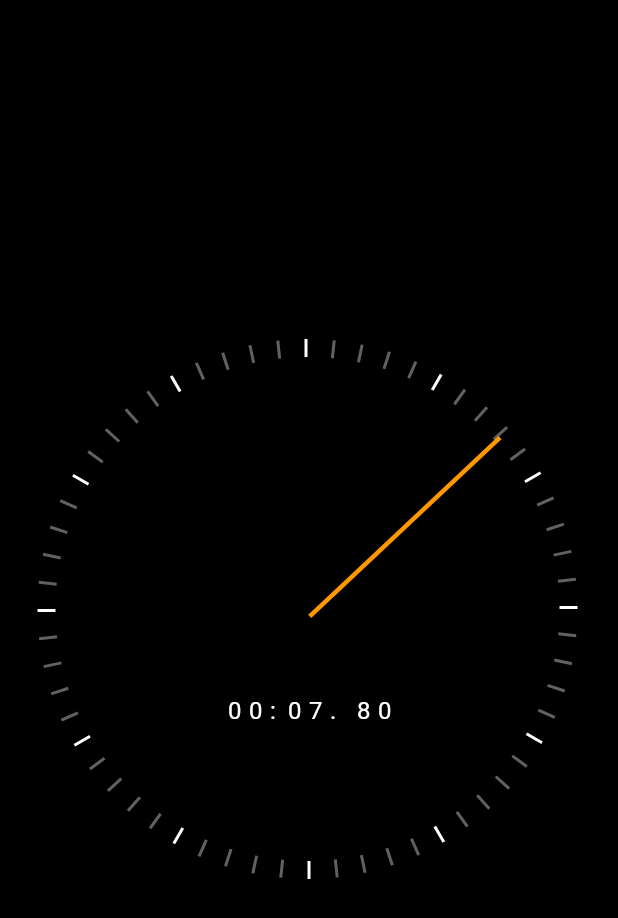
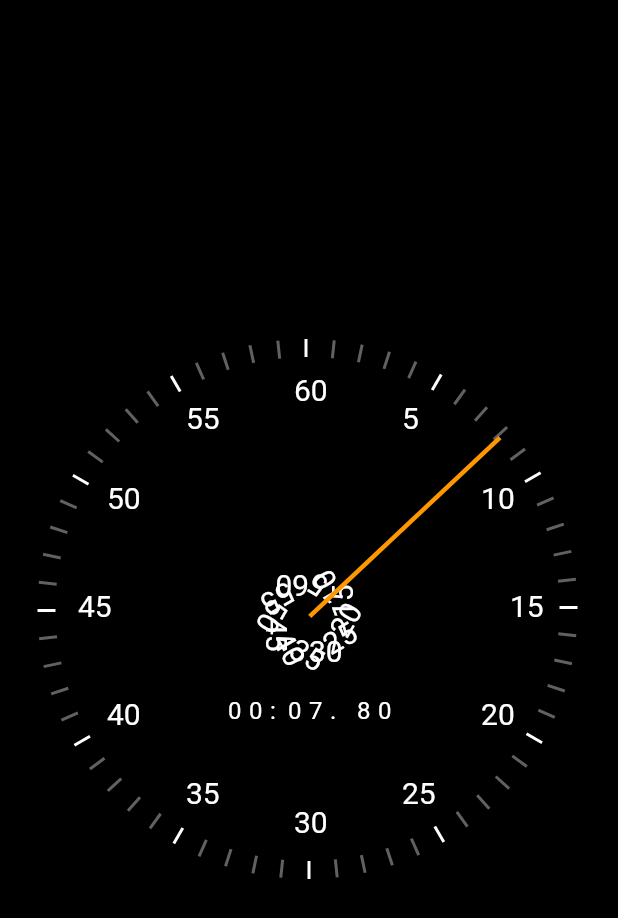
Before and after one commit to Last-dreamer/Stopwatch-, a Flutter app: the screen it shows after launch, on a phone screen of 412 x 824 dp. Shown: the top 918 px of the screen. Run offline on Flutter 3.47's test engine with Material 2 defaults, Android fonts, the phone set to English and light mode, and no system bars.

Commit message:
adding interger text marker

```diff
--- /dev/null
+++ b/lib/UI/clock_marker_text.dart
@@ -0,0 +1,62 @@
+
+
+import 'dart:math';
+
+import 'package:flutter/material.dart';
+
+class ClockMarkerText extends StatelessWidget {
+  const ClockMarkerText({Key? key,
+    required this.maxValue,
+    required this.value,
+    required this.radius})
+      : super(key: key);
+  final int maxValue;
+  final int value;
+  final double radius;
+  @override
+  Widget build(BuildContext context) {
+    const width = 30.0;
+    const height = 20.0;
+    return Transform(
+      transform: Matrix4.identity()
+        ..translate(-height/2, -height, 0.0)
+      ..rotateZ(pi + 2 * pi * (value / maxValue))
+      ..translate(0.0, radius - 30.0, 0.0)
+      ..rotateZ(pi-2 * pi  * (value/maxValue)),
+      child: SizedBox(
+        width: width,
+        height: height,
+        child: Text(value.toString(),  style: const TextStyle(color: Colors.white, fontSize: 20),),
+      ),
+    );
+  }
+}
+
+
+
+class ClockMarkerTextCenter extends StatelessWidget {
+  const ClockMarkerTextCenter({Key? key,
+    required this.maxValue,
+    required this.value,
+    required this.radius})
+      : super(key: key);
+  final int maxValue;
+  final int value;
+  final double radius;
+  @override
+  Widget build(BuildContext context) {
+    const width = 30.0;
+    const height = 20.0;
+    return Transform(
+      transform: Matrix4.identity()
+        ..translate(0.0, 0.0, 0.0)
+        ..rotateZ( pi + (2 * pi * (value/maxValue)))
+      ..translate(0.0, 10.0, 0.0),
+      child: SizedBox(
+        width: width,
+        height: height,
+        child: Text(value.toString(),  style: const TextStyle(color: Colors.white, fontSize: 20),),
+      ),
+    );
+  }
+}
--- a/lib/UI/stopwatch_render.dart
+++ b/lib/UI/stopwatch_render.dart
@@ -4,6 +4,7 @@ import 'dart:math';
 import 'package:flutter/material.dart';
 import 'package:stopwatch/UI/clock_hand.dart';
 import 'package:stopwatch/UI/clock_marker.dart';
+import 'package:stopwatch/UI/clock_marker_text.dart';
 import 'package:stopwatch/UI/elapsed_time_text.dart';
 
 class StopWatchRenderer extends StatelessWidget {
@@ -23,6 +24,22 @@ class StopWatchRenderer extends StatelessWidget {
               top: radius,
               left: radius,
               child: ClockSecondTickMarker(seconds: i, radius: radius)
+          ),
+
+        //round  int plus 5
+        for(var i=5;i<=60;i+=5)
+          Positioned(
+              left: radius,
+              top: radius,
+              child: ClockMarkerText(maxValue: 60, value: i, radius: radius)
+          ),
+
+        //for center
+        for(var i=5;i<=60;i+=5)
+          Positioned(
+              left: radius,
+              top: radius,
+              child: ClockMarkerTextCenter(maxValue: 60, value: i, radius: radius)
           ),
 
 
```
